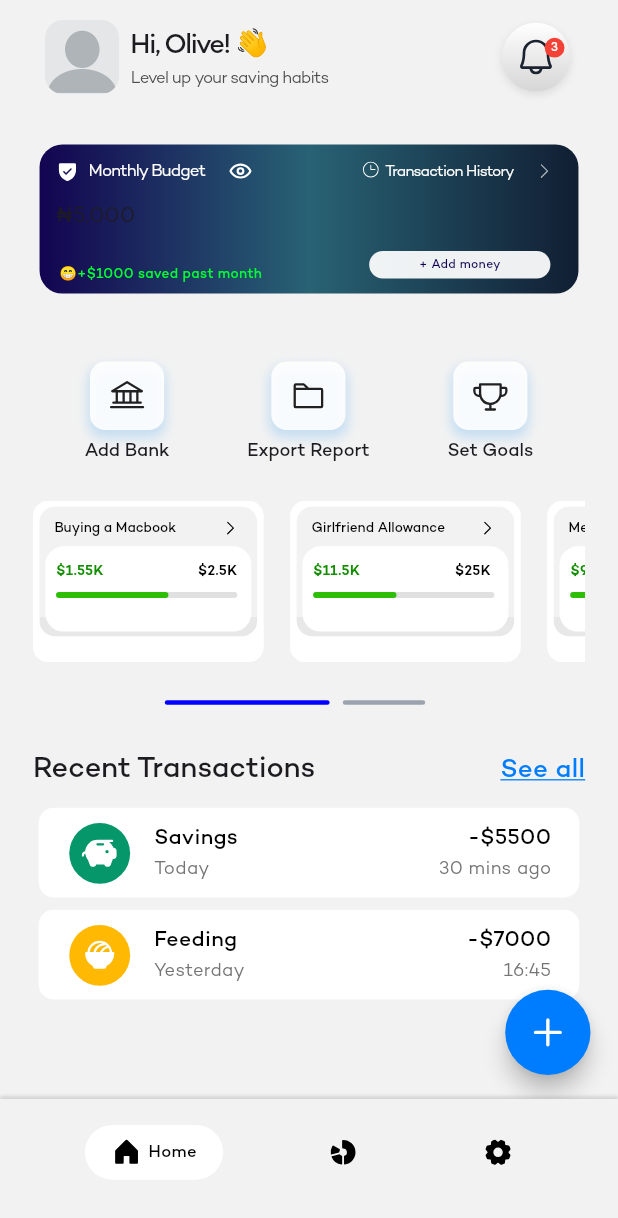
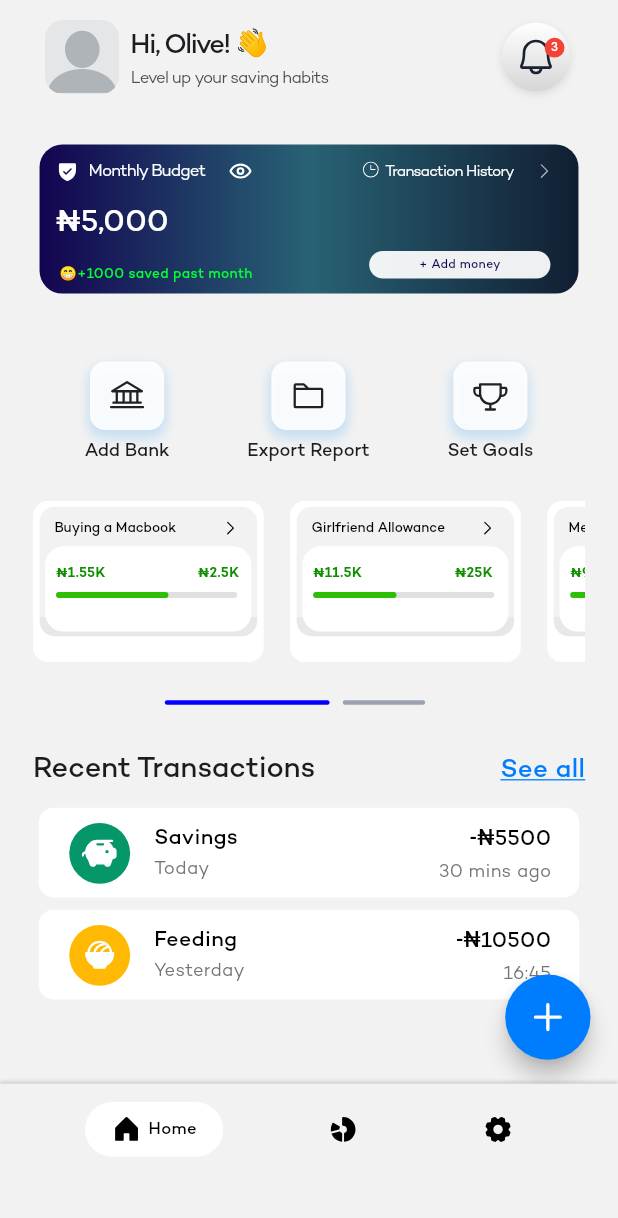
Before and after one commit to olivecod3z/cashlander, a Flutter app: the screen it shows after launch, on a phone screen of 412 x 824 dp. Shown: the top 1218 px of the screen. Run offline on Flutter 3.47's test engine with Material 3 defaults, Android fonts, the phone set to English and light mode, and no system bars; drawn by our look-alikes of percent_indicator; our stand-ins replace cloud_firestore, cloud_functions, confetti, firebase_auth, firebase_core, flutter_otp_text_field and 5 more; accounts and stored records are empty; project files that could hold a hidden picture were left out.

Commit message:
Updates to budget display screen. (2)Animates success screen after creating first budget and changes of dollar signs to naira

```diff
--- a/lib/src/common_widgets/bottom_navbar.dart
+++ b/lib/src/common_widgets/bottom_navbar.dart
@@ -11,7 +11,8 @@ class BottomNavbar extends StatelessWidget {
   @override
   Widget build(BuildContext context) {
     return Container(
-      height: 90.h,
+      height: 100.h,
+      padding: EdgeInsets.only(bottom: 20.h),
       decoration: BoxDecoration(
         color: Color(0xFFF2F2F2),
         boxShadow: [
--- a/lib/src/common_widgets/budget_progressive_bars.dart
+++ b/lib/src/common_widgets/budget_progressive_bars.dart
@@ -87,10 +87,21 @@ class BudgetBars extends StatelessWidget {
         Positioned(
           left: 14.w,
           top: 40.h,
-          child: Text(
-            '\$${NumberFormat.compact().format(amountSaved)}',
+          child: Text.rich(
+            TextSpan(
+              children: [
+                const TextSpan(
+                  text: '\u20A6', // ₦
+                  style: TextStyle(fontFamily: 'Roboto'),
+                ),
+                TextSpan(
+                  text: NumberFormat.compact().format(amountSaved),
+                  style: const TextStyle(fontFamily: 'Campton'),
+                ),
+              ],
+            ),
             style: TextStyle(
-              color: Color(0xFF118E00),
+              color: const Color(0xFF118E00),
               fontWeight: FontWeight.w600,
               fontSize: 9.sp,
             ),
@@ -100,10 +111,21 @@ class BudgetBars extends StatelessWidget {
         Positioned(
           left: 100.w,
           top: 40.h,
-          child: Text(
-            '\$${NumberFormat.compact().format(targetAmount)}',
+          child: Text.rich(
+            TextSpan(
+              children: [
+                const TextSpan(
+                  text: '\u20A6', // ₦
+                  style: TextStyle(fontFamily: 'Roboto'),
+                ),
+                TextSpan(
+                  text: NumberFormat.compact().format(targetAmount),
+                  style: const TextStyle(fontFamily: 'Campton'),
+                ),
+              ],
+            ),
             style: TextStyle(
-              color: Colors.black,
+              color: const Color(0xFF118E00),
               fontWeight: FontWeight.w600,
               fontSize: 9.sp,
             ),
--- a/lib/src/constants/colors.dart
+++ b/lib/src/constants/colors.dart
@@ -25,6 +25,7 @@ const theTitle = Color.fromRGBO(51, 51, 51, 1);
 //textfield color
 const textFieldColor = Color(0xFFE0E0E0);
 const bgColor1 = Color(0xFFF2F2F2);
+const bgColor2 = Color(0xFFF8F8F8);
 const progressColor = Color(0xFF00FF33);
 const textColor4 = Color(0xFF45413C);
 //Caategory colorsconst
--- a/lib/src/features/authentication/screens/dashboard.dart
+++ b/lib/src/features/authentication/screens/dashboard.dart
@@ -201,15 +201,18 @@ class DashBoard extends StatelessWidget {
                           children: [
                             const TextSpan(
                               text: '\u20A6', // ₦
-                              style: TextStyle(
-                                fontFamily: 'Roboto',
-                              ), // Only symbol uses fallback
+                              style: TextStyle(fontFamily: 'Roboto'),
                             ),
-                            TextSpan(
+                            const TextSpan(
                               text: '5,000',
-                              style: const TextStyle(fontFamily: 'Campton'),
+                              style: TextStyle(fontFamily: 'Campton'),
                             ),
                           ],
+                        ),
+                        style: const TextStyle(
+                          fontSize: 20,
+                          color: Colors.white, // white for both
+                          fontWeight: FontWeight.w500, // medium weight for both
                         ),
                       ),
                     ),
@@ -218,7 +221,7 @@ class DashBoard extends StatelessWidget {
                       top: 78.h,
                       left: 12.w,
                       child: Text(
-                        '😁+\$1000 saved past month',
+                        '😁+1000 saved past month',
                         style: TextStyle(
                           fontSize: 9.sp,
                           color: progressColor,
@@ -448,14 +451,26 @@ class DashBoard extends StatelessWidget {
                       child: Column(
                         crossAxisAlignment: CrossAxisAlignment.end,
                         children: [
-                          Text(
-                            '-\$5500',
+                          Text.rich(
+                            TextSpan(
+                              children: [
+                                const TextSpan(
+                                  text: '-\u20A6', // -₦
+                                  style: TextStyle(fontFamily: 'Roboto'),
+                                ),
+                                TextSpan(
+                                  text: '5500',
+                                  style: const TextStyle(fontFamily: 'Campton'),
+                                ),
+                              ],
+                            ),
                             style: TextStyle(
                               fontSize: 14.sp,
                               fontWeight: FontWeight.w500,
                               color: Colors.black,
                             ),
                           ),
+
                           SizedBox(height: 2.h),
                           Text(
                             '30 mins ago',
@@ -529,14 +544,26 @@ class DashBoard extends StatelessWidget {
                       child: Column(
                         crossAxisAlignment: CrossAxisAlignment.end,
                         children: [
-                          Text(
-                            '-\$7000',
+                          Text.rich(
+                            TextSpan(
+                              children: [
+                                const TextSpan(
+                                  text: '-\u20A6', // -₦
+                                  style: TextStyle(fontFamily: 'Roboto'),
+                                ),
+                                TextSpan(
+                                  text: '10500',
+                                  style: const TextStyle(fontFamily: 'Campton'),
+                                ),
+                              ],
+                            ),
                             style: TextStyle(
                               fontSize: 14.sp,
                               fontWeight: FontWeight.w500,
                               color: Colors.black,
                             ),
                           ),
+
                           SizedBox(height: 2.h),
                           Text(
                             '16:45',
--- a/pubspec.yaml
+++ b/pubspec.yaml
@@ -25,6 +25,7 @@ dependencies:
   phosphor_flutter: ^2.1.0
   percent_indicator: ^4.2.5
   intl: ^0.20.2
+  confetti: ^0.8.0
 
 dev_dependencies:
   flutter_test:
```
Also changed, not shown: lib/src/features/authentication/controllers/set_budget_controller.dart (+44 -2 lines), lib/src/features/authentication/screens/budget_display_screen.dart (+31 -58 lines), lib/src/features/authentication/screens/budget_success_screen.dart (added, +205 -0 lines), lib/src/routing/app_router.dart (+32 -4 lines), pubspec.lock.
